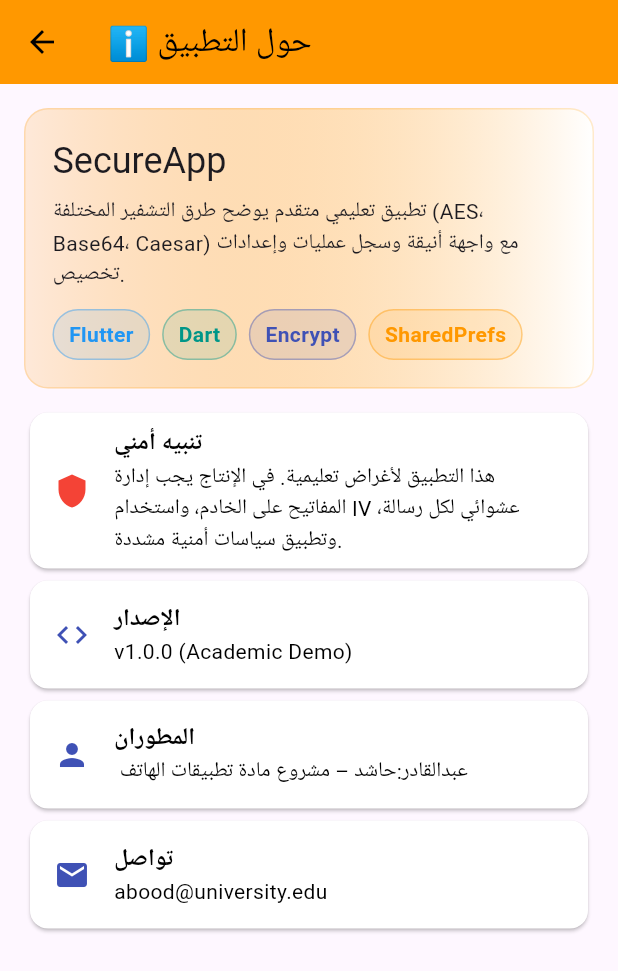
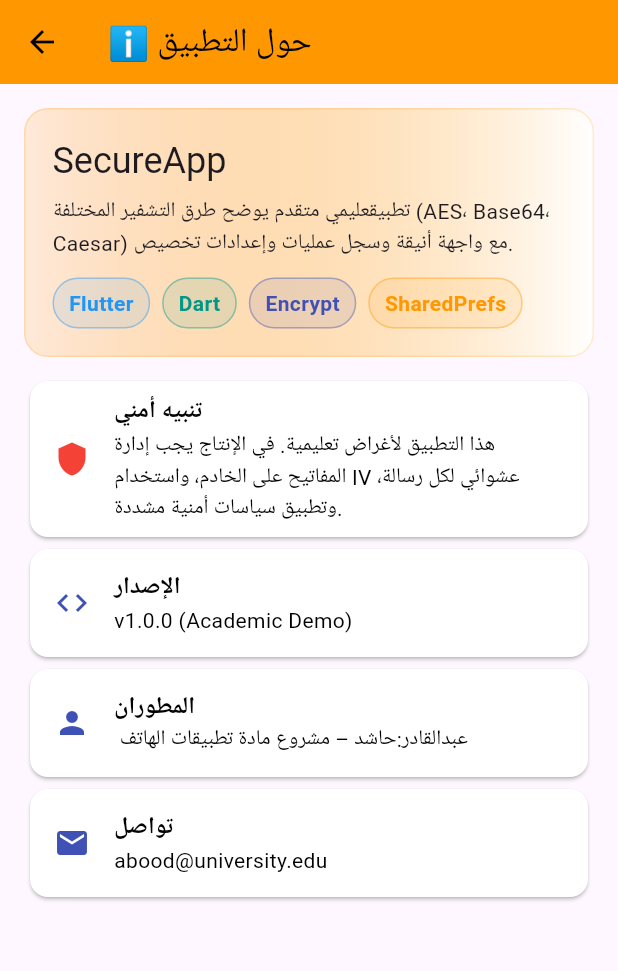
Before and after one commit to hashedalmaswi/my-project, a Flutter app: the AboutPage screen opened directly, on a phone screen of 412 x 824 dp. Shown: the top 971 px of the screen. Run offline on Flutter 3.47's test engine with Material 3 defaults, Android fonts, the phone set to English and light mode, and no system bars; our stand-ins replace shared_preferences; missing offline and left inert: encrypt; accounts and stored records are empty.

```diff
--- a/lib/about_page.dart
+++ b/lib/about_page.dart
@@ -50,7 +50,7 @@ class AboutPage extends StatelessWidget {
                 Text('SecureApp', style: Theme.of(context).textTheme.headlineSmall),
                 const SizedBox(height: 8),
                 const Text(
-                  'تطبيق تعليمي متقدم يوضح طرق التشفير المختلفة (AES، Base64، Caesar) '
+                  'تطبيقعليمي متقدم يوضح طرق التشفير المختلفة (AES، Base64، Caesar) '
                       'مع واجهة أنيقة وسجل عمليات وإعدادات تخصيص.',
                 ),
                 const SizedBox(height: 12),
```
